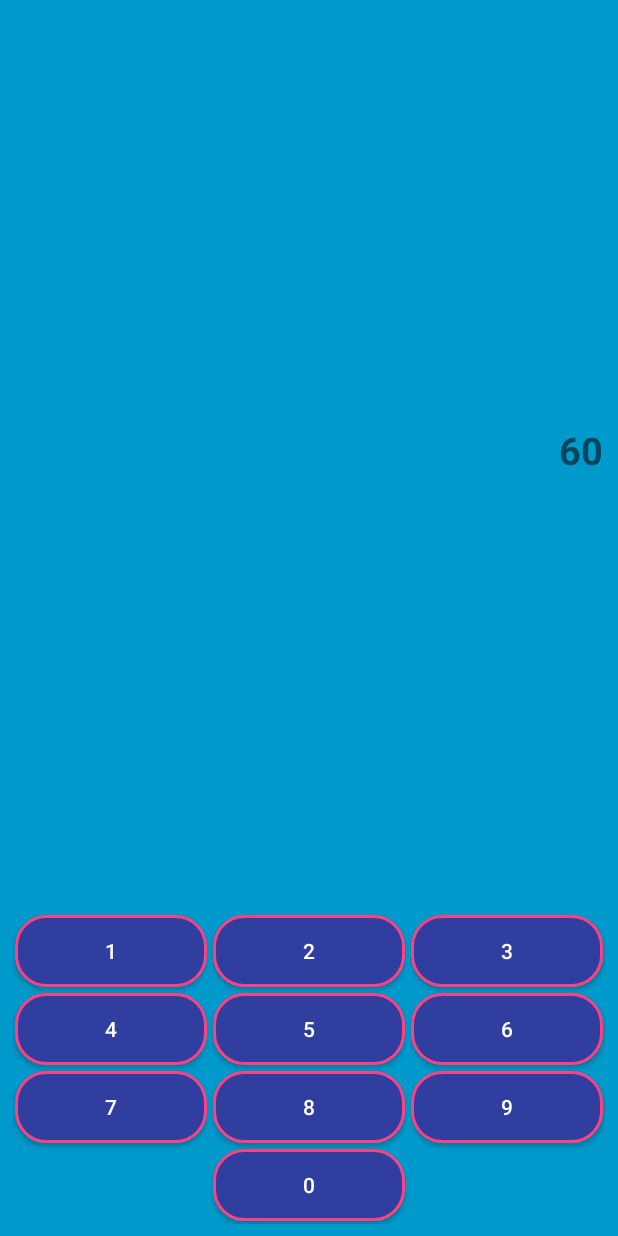
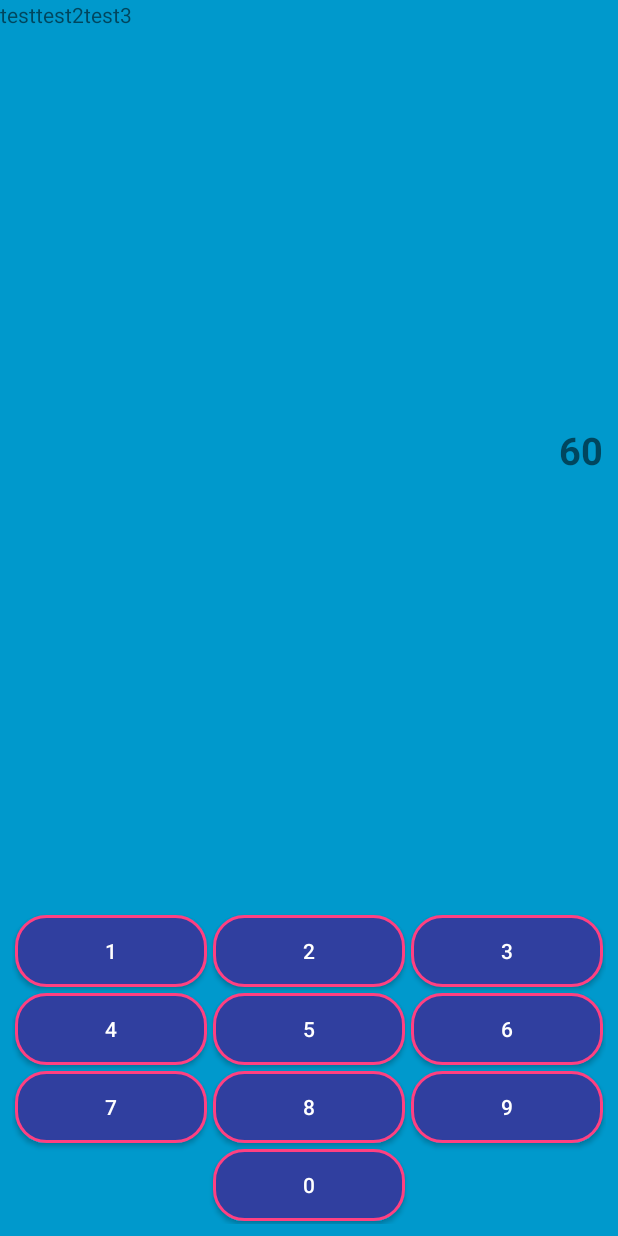
Before and after one commit to RISHIKESHP/PuzzleMath, an Android app: the screen it shows after launch (FullscreenActivity), on a phone screen of 412 x 824 dp. Run offline under Robolectric (Android 15) with nearby library versions, the phone set to English and light mode, and no system bars.

```diff
--- a/app/src/main/AndroidManifest.xml
+++ b/app/src/main/AndroidManifest.xml
@@ -8,7 +8,8 @@
         android:label="@string/app_name"
         android:roundIcon="@mipmap/ic_launcher_round"
         android:supportsRtl="true"
-        android:theme="@style/AppTheme">
+        android:theme="@style/AppTheme"
+        android:isGame="true">
         <activity
             android:name=".activity.FullscreenActivity"
             android:configChanges="orientation|keyboardHidden|screenSize"
--- a/app/src/main/java/com/rishi/puzzlemath/activity/FullscreenActivity.java
+++ b/app/src/main/java/com/rishi/puzzlemath/activity/FullscreenActivity.java
@@ -3,6 +3,7 @@ package com.rishi.puzzlemath.activity;
 import android.os.Bundle;
 import android.support.v7.app.ActionBar;
 import android.support.v7.app.AppCompatActivity;
+import android.widget.LinearLayout;
 import android.widget.TextView;
 
 import com.rishi.puzzlemath.R;
@@ -11,6 +12,7 @@ import com.rishi.puzzlemath.util.Util;
 
 public class FullscreenActivity extends AppCompatActivity {
     private TextView mNumberTextview;
+    private LinearLayout mEmptyTvsLayout;
     private Util mUtil;
 
 
@@ -26,6 +28,7 @@ public class FullscreenActivity extends AppCompatActivity {
         mUtil = new Util();
         initViews();
         setNumberValue();
+        createDynamicAddViews();
     }
 
     private void setNumberValue() {
@@ -52,6 +55,31 @@ public class FullscreenActivity extends AppCompatActivity {
 
     private void initViews() {
         mNumberTextview = findViewById(R.id.tv_value);
+        mEmptyTvsLayout = findViewById(R.id.emptyTvsLayout);
+    }
+    private void createDynamicAddViews()
+    {
+
+        LinearLayout.LayoutParams lparams = new LinearLayout.LayoutParams(
+                LinearLayout.LayoutParams.MATCH_PARENT, LinearLayout.LayoutParams.WRAP_CONTENT);
+
+        LinearLayout linearLayout = new LinearLayout(this);
+        linearLayout.setOrientation(LinearLayout.HORIZONTAL);
+        linearLayout.setLayoutParams(lparams);
+
+        TextView tv=new TextView(this);
+        tv.setText("test");
+
+        TextView tv2=new TextView(this);
+        tv2.setText("test2");
+
+        TextView tv3=new TextView(this);
+        tv3.setText("test3");
+
+        linearLayout.addView(tv);
+        linearLayout.addView(tv2);
+        linearLayout.addView(tv3);
+        mEmptyTvsLayout.addView(linearLayout);
     }
 
 }
--- a/app/src/main/java/com/rishi/puzzlemath/util/Util.java
+++ b/app/src/main/java/com/rishi/puzzlemath/util/Util.java
@@ -9,6 +9,10 @@ public class Util {
     private String TAG = Util.class.getSimpleName();
     private int min;
     private int max;
+    private int level;
+    private ArrayList<String> mMultipleList;
+    private ArrayList<String> mAdditionList;
+    private ArrayList<String> mDevisionList;
 
     public int getLevel() {
         return level;
@@ -17,8 +21,6 @@ public class Util {
     public void setLevel(int level) {
         this.level = level;
     }
-
-    private int level;
 
     public int getMin() {
         return min;
@@ -39,12 +41,39 @@ public class Util {
     public int getRandomNumber(int min, int max){
         return new Random().nextInt((max - min) + 1) + min;
     }
+    public String getAdditonProb()
+    {
+        String mAdditionProb = "";
+        if (mAdditionList == null || mAdditionList.size() == 0)
+            return mAdditionProb;
+        mAdditionProb = mAdditionList.get(getRandomValueForList(mAdditionList.size()-1));
+        return mAdditionProb;
+    }
+    public String getMulProb()
+    {
+        String mMultiplicationProb = "";
+        if (mMultipleList == null || mMultipleList.size() == 0)
+            return mMultiplicationProb;
+        mMultiplicationProb = mMultipleList.get(getRandomValueForList(mMultipleList.size()-1));
+        return mMultiplicationProb;
+    }
+    public String getDevProb()
+    {
+        String mDevisionProb = "";
+        if (mDevisionList == null || mDevisionList.size() == 0)
+            return mDevisionProb;
+        mDevisionProb = mDevisionList.get(getRandomValueForList(mDevisionList.size()-1));
+        return mDevisionProb;
+    }
+    private int getRandomValueForList(int listSize){
+        return new Random().nextInt((listSize - 1) + 1) + 1;
+    }
     public void getPossibleList(int number)
     {
         int mNumber = number;
-        ArrayList<String> mMultipleList = new ArrayList<>();
-        ArrayList<String> mAdditionList = new ArrayList<>();
-        ArrayList<String> mDevisionList = new ArrayList<>();
+        mMultipleList = new ArrayList<>();
+        mAdditionList = new ArrayList<>();
+        mDevisionList = new ArrayList<>();
 
        for (int i = 1; i <= mNumber ;i++)
         {
@@ -59,7 +88,7 @@ public class Util {
                    Log.d(TAG,"possible lists add are :"+i+"+"+j);
                }
            }
-            int mul = 0;
+           int mul = 0;
            if (i > 1) {
                mul = i * mNumber;
                mDevisionList.add(mul+"/"+i);
@@ -72,4 +101,9 @@ public class Util {
         Log.d(TAG,"mDevisionList IS :"+mDevisionList.toString());
 
     }
+    public void clearAllData(){
+        mMultipleList = null;
+        mAdditionList = null;
+        mDevisionList = null;
+    }
 }
--- a/app/src/main/res/layout/activity_fullscreen.xml
+++ b/app/src/main/res/layout/activity_fullscreen.xml
@@ -16,9 +16,10 @@
         android:layout_weight="8"
         android:orientation="horizontal">
         <LinearLayout
+            android:id="@+id/emptyTvsLayout"
             android:layout_width="0dp"
             android:layout_height="match_parent"
-            android:orientation="horizontal"
+            android:orientation="vertical"
             android:layout_weight="0.7">
 
         </LinearLayout>
```
